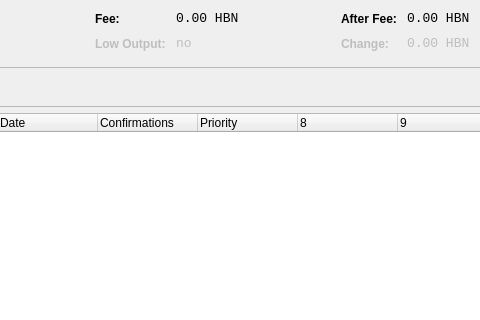
The window that src/qt/forms/coincontroldialog.ui (Crypto-Expert/HoboNickels) describes before a commit, drawn with Qt 5; both pictures show x 414 to 894 and y 0 to 320 of the 1000 by 500 pixel window.
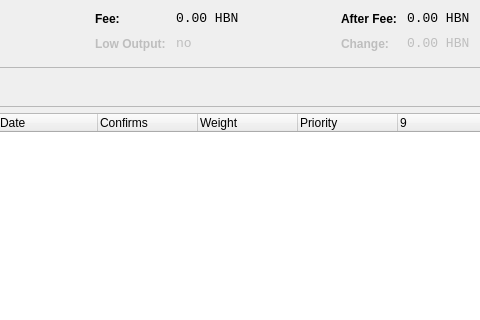
The same window after the commit. Custom widgets are drawn as their Qt base class.

Commit message:
Added Weight to Coin Control
Added getStakeFromValue in wallet for quick and dirty time/value call.
Removed lock/unlock from coin control
More adjustments to staking icon
Expanded About Page

Diff of the .ui file:
```diff
--- a/src/qt/forms/coincontroldialog.ui
+++ b/src/qt/forms/coincontroldialog.ui
@@ -486,12 +486,17 @@
      </column>
      <column>
       <property name="text">
-       <string>Confirmations</string>
+       <string>Confirms</string>
       </property>
       <property name="toolTip">
        <string>Confirmed</string>
       </property>
      </column>
+     <column>
+      <property name="text">
+       <string>Weight</string>
+      </property>
+     </column>
      <column>
       <property name="text">
        <string>Priority</string>
@@ -512,11 +517,6 @@
        <string/>
       </property>
      </column>
-     <column>
-      <property name="text">
-       <string/>
-      </property>
-     </column>
     </widget>
    </item>
    <item>
```
Left out of the diff: 2 changed lines with no effect on the pictures. The commit also changes 8 other files.
